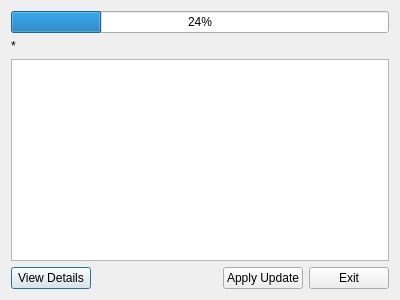
Old version of the form branches/tools/LePatch/LePatchDlg.ui in the repository gonzalodelgado/uzebox-paul.
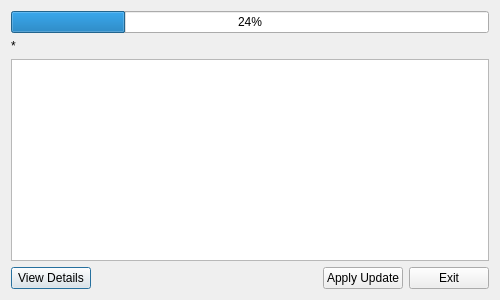
New version of the form.

Commit message: LePatch: - Patch tools have file permissions set to run under Linux - Default dialog width increased to accommodate Linux

What changed in the file:
```diff
--- a/branches/tools/LePatch/LePatchDlg.ui
+++ b/branches/tools/LePatch/LePatchDlg.ui
@@ -6,7 +6,7 @@
    <rect>
     <x>0</x>
     <y>0</y>
-    <width>400</width>
+    <width>500</width>
     <height>300</height>
    </rect>
   </property>
@@ -18,7 +18,7 @@
   </property>
   <property name="minimumSize">
    <size>
-    <width>400</width>
+    <width>500</width>
     <height>300</height>
    </size>
   </property>
```
The commit also changes 2 other files.
